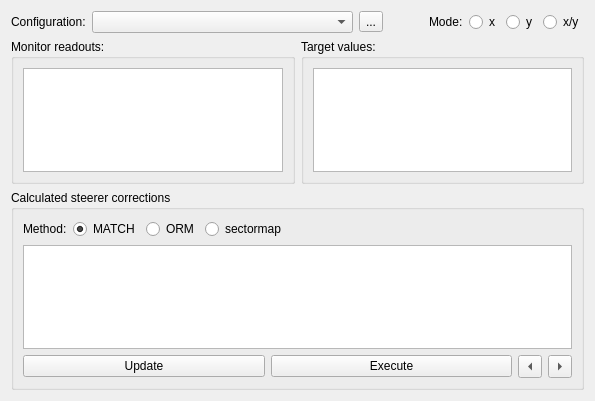
hibtc/madgui, file src/madgui/online/mgm_dialog.ui: the form before one commit.
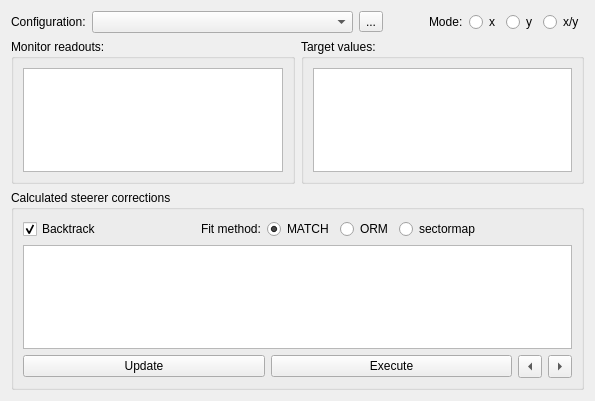
The form after the commit. Custom widgets are drawn as their Qt base class.

Commit message:
Add checkbox to disable backtracking
(NOTE: must use backtracking in OVM dialog)

```diff
--- a/src/madgui/online/mgm_dialog.ui
+++ b/src/madgui/online/mgm_dialog.ui
@@ -125,9 +125,32 @@
       <item>
        <layout class="QHBoxLayout">
         <item>
-         <widget class="QLabel">
+         <widget class="QCheckBox" name="check_backtrack">
           <property name="text">
-           <string>Method:</string>
+           <string>Backtrack</string>
+          </property>
+          <property name="checked">
+           <bool>true</bool>
+          </property>
+         </widget>
+        </item>
+        <item>
+         <spacer name="horizontalSpacer">
+          <property name="orientation">
+           <enum>Qt::Horizontal</enum>
+          </property>
+          <property name="sizeHint" stdset="0">
+           <size>
+            <width>40</width>
+            <height>20</height>
+           </size>
+          </property>
+         </spacer>
+        </item>
+        <item>
+         <widget class="QLabel" name="label">
+          <property name="text">
+           <string>Fit method:</string>
           </property>
          </widget>
         </item>
```
Left out of the diff: 2 changed lines with no effect on the pictures. The commit also changes 4 other files.
